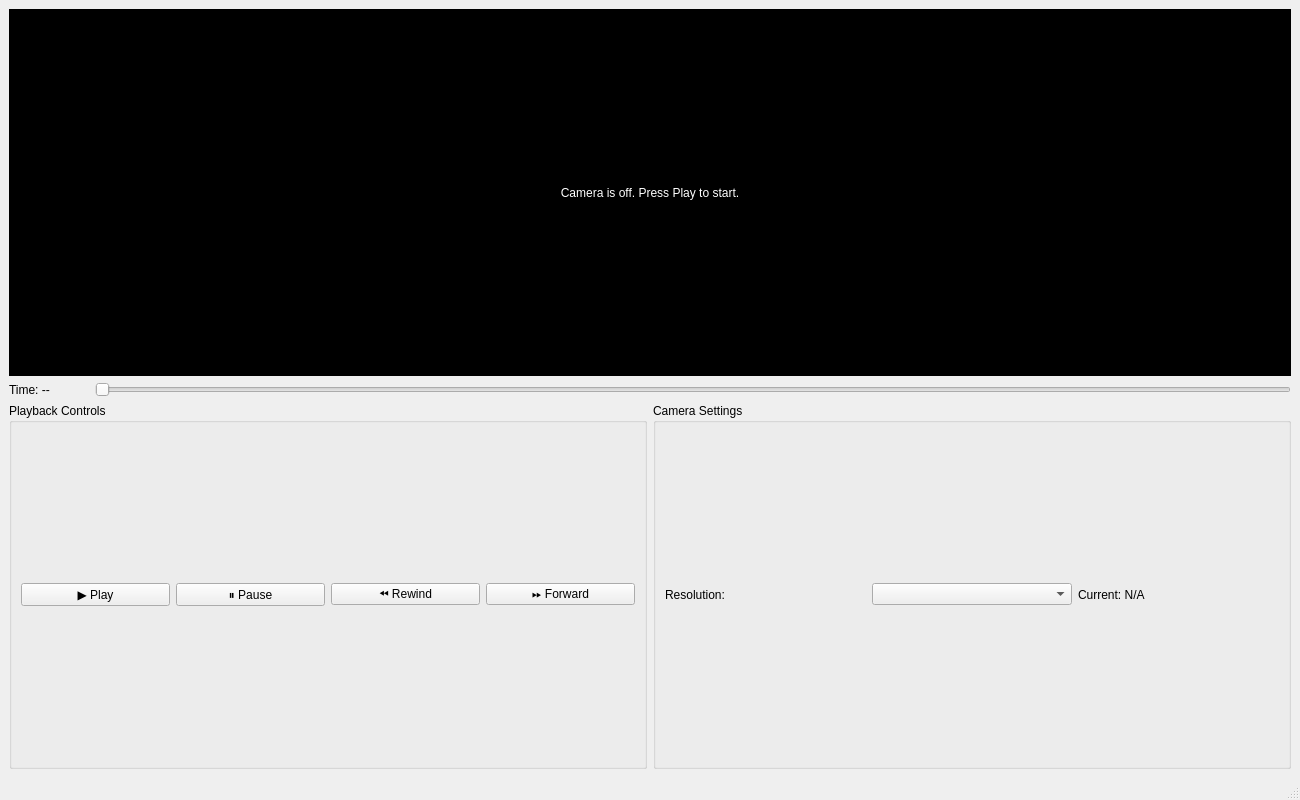
Above: main/MainWindow.ui from rajvishwakarma1/CameraApp before the change. Below: the same form after it.
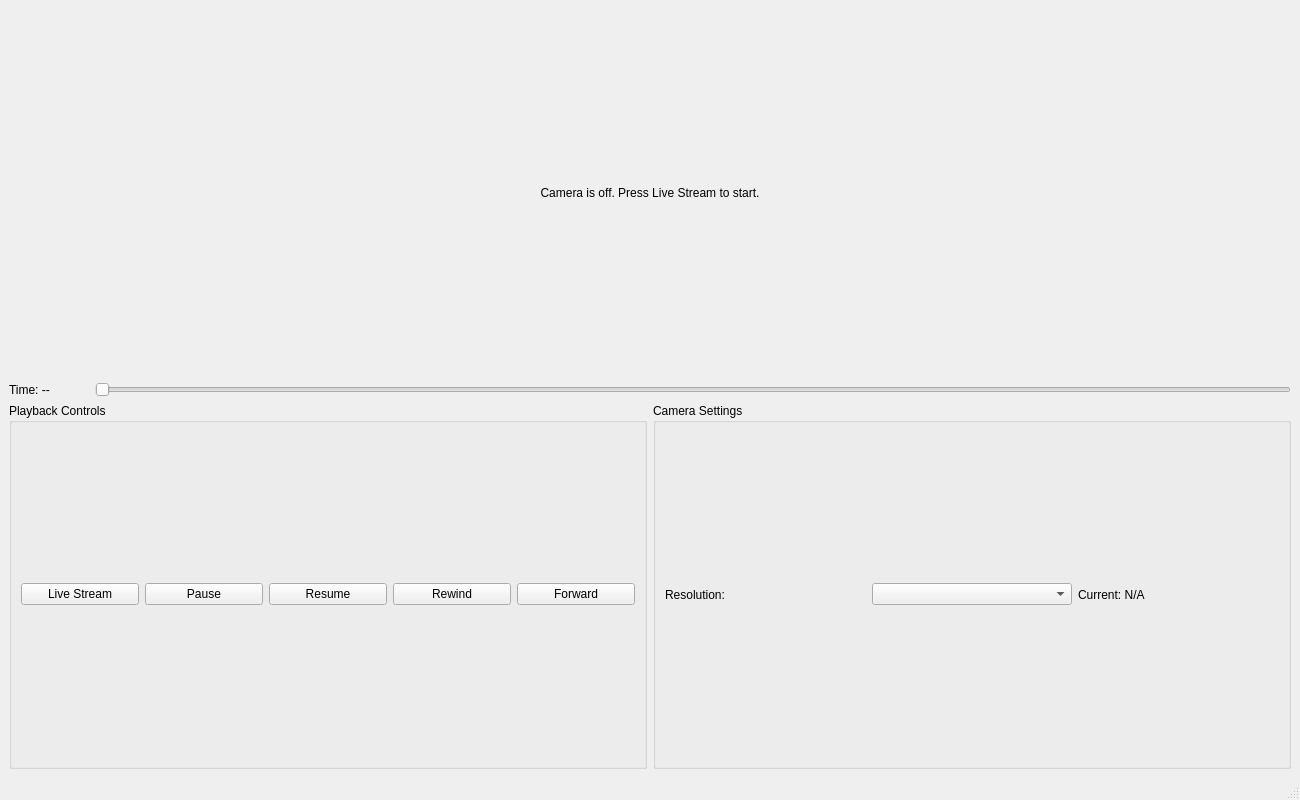
That is the form after the change.

```diff
--- a/main/MainWindow.ui
+++ b/main/MainWindow.ui
@@ -18,14 +18,11 @@
     <item>
      <widget class="QLabel" name="cameraFeedLabel">
       <property name="text">
-       <string>Camera is off. Press Play to start.</string>
+       <string>Camera is off. Press Live Stream to start.</string>
       </property>
       <property name="alignment">
        <set>Qt::AlignCenter</set>
       </property>
-      <property name="styleSheet">
-       <string>background-color: black; color: white;</string>
-      </property>
      </widget>
     </item>
     <item>
@@ -63,28 +60,35 @@
          <item>
           <widget class="QPushButton" name="playButton">
            <property name="text">
-            <string>▶️ Play</string>
+            <string>Live Stream</string>
            </property>
           </widget>
          </item>
          <item>
           <widget class="QPushButton" name="pauseButton">
            <property name="text">
-            <string>⏸️ Pause</string>
+            <string>Pause</string>
+           </property>
+          </widget>
+         </item>
+         <item>
+          <widget class="QPushButton" name="resumeButton">
+           <property name="text">
+            <string>Resume</string>
            </property>
           </widget>
          </item>
          <item>
           <widget class="QPushButton" name="rewindButton">
            <property name="text">
-            <string>⏪ Rewind</string>
+            <string>Rewind</string>
            </property>
           </widget>
          </item>
          <item>
           <widget class="QPushButton" name="forwardButton">
            <property name="text">
-            <string>⏩ Forward</string>
+            <string>Forward</string>
            </property>
           </widget>
          </item>
```
